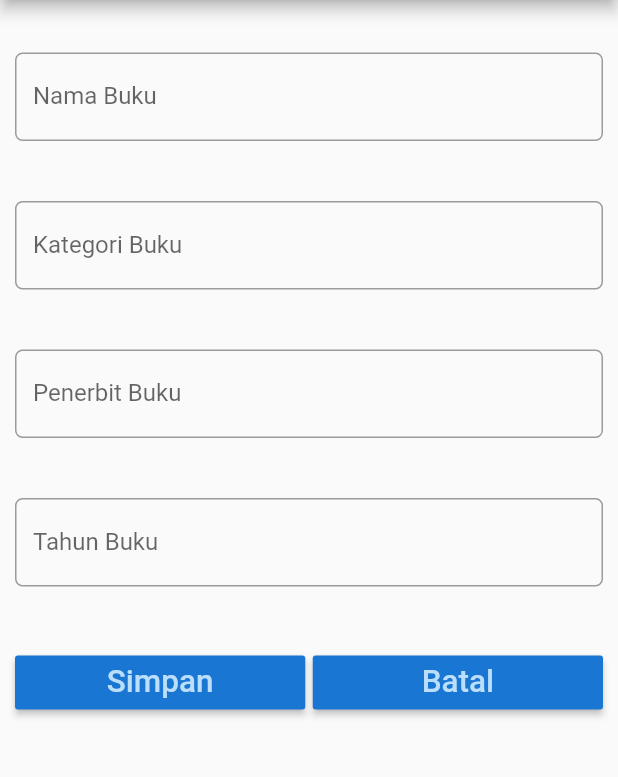
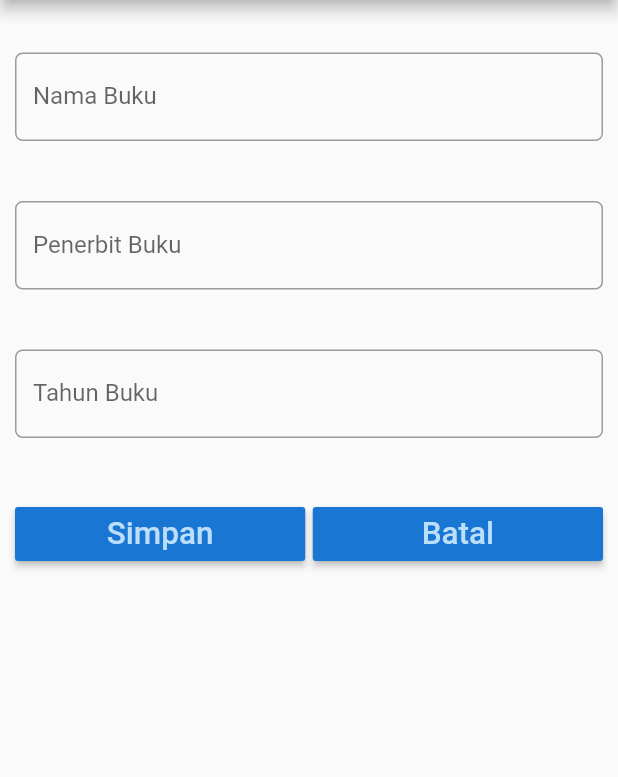
Before and after one commit to ivanjr22/mobile_uts, a Flutter app: the screen it shows after launch, after a tap on "Tambah", on a phone screen of 412 x 824 dp, the part 84-861 px from its top. Run offline on Flutter 3.47's test engine with Material 2 defaults, Android fonts, the phone set to English and light mode, and no system bars; our stand-ins replace sqflite; accounts and stored records are empty.

Commit message:
Edit DbHl

```diff
--- a/lib/database/dbhelper.dart
+++ b/lib/database/dbhelper.dart
@@ -30,7 +30,6 @@ class DbHelper {
  CREATE TABLE buku (
  idBuku INTEGER PRIMARY KEY AUTOINCREMENT,
   namaBuku TEXT,
-  kategoriBuku TEXT,
   penerbitBuku TEXT,
   tahunBuku INTEGER
  )
--- a/lib/pages/entryfromBuku.dart
+++ b/lib/pages/entryfromBuku.dart
@@ -13,13 +13,11 @@ class FromBukuState extends State<FromBuku> {
   Buku buku;
   FromBukuState(this.buku);
   TextEditingController namaBukuController = TextEditingController();
-  TextEditingController kategoriBukuController = TextEditingController();
   TextEditingController penerbitBukuController = TextEditingController();
   TextEditingController tahunBukuController = TextEditingController();
   @override
   Widget build(BuildContext context) {
     if (buku != null) {
-      kategoriBukuController.text = buku.kategoriBuku;
       namaBukuController.text = buku.namaBuku;
       penerbitBukuController.text = buku.penerbitBuku;
       tahunBukuController.text = buku.tahunBuku.toString();
@@ -45,22 +43,6 @@ class FromBukuState extends State<FromBuku> {
                     ),
                   ),
                   onChanged: (value) {
-                  },
-                ),
-              ),
-              Padding(
-                padding: EdgeInsets.only(top: 20.0, bottom: 20.0),
-                child: TextField(
-                  controller: kategoriBukuController,
-                  keyboardType: TextInputType.text,
-                  decoration: InputDecoration(
-                    labelText: 'Kategori Buku',
-                    border: OutlineInputBorder(
-                      borderRadius: BorderRadius.circular(5.0),
-                    ),
-                  ),
-                  onChanged: (value) {
-                    //
                   },
                 ),
               ),
@@ -107,12 +89,10 @@ class FromBukuState extends State<FromBuku> {
                           if (buku == null) {
                             buku = Buku(
                                 namaBukuController.text,
-                                kategoriBukuController.text,
                                 penerbitBukuController.text,
                                 int.parse(tahunBukuController.text));
                           } else {
                             buku.namaBuku = namaBukuController.text;
-                            buku.kategoriBuku = kategoriBukuController.text;
                             buku.penerbitBuku = penerbitBukuController.text;
                             buku.tahunBuku = int.parse(tahunBukuController.text);
                           }
```
Also changed, not shown: lib/pages/entryfromStok.dart (+4 -4 lines).
